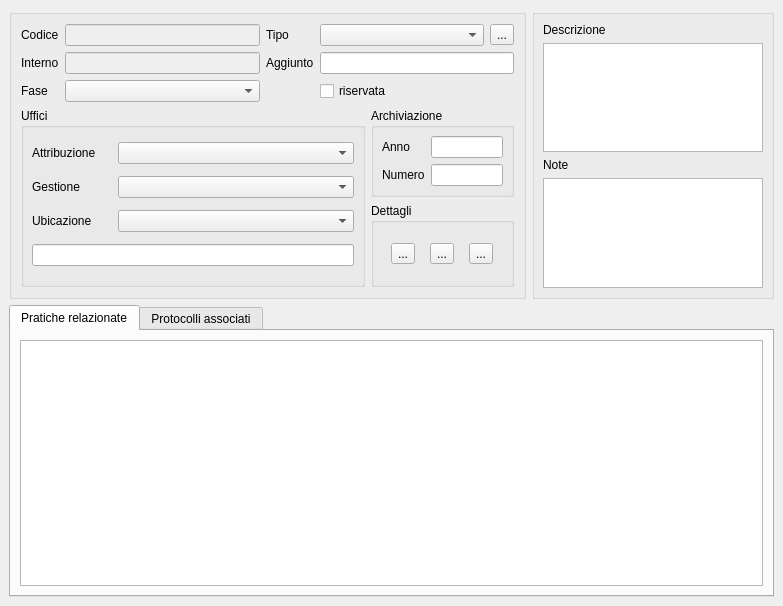
This is src/com/axiastudio/suite/pratiche/forms/pratica.ui in tizianolattisi/suitegda as Qt 5 draws it before an edit. The edited form follows.
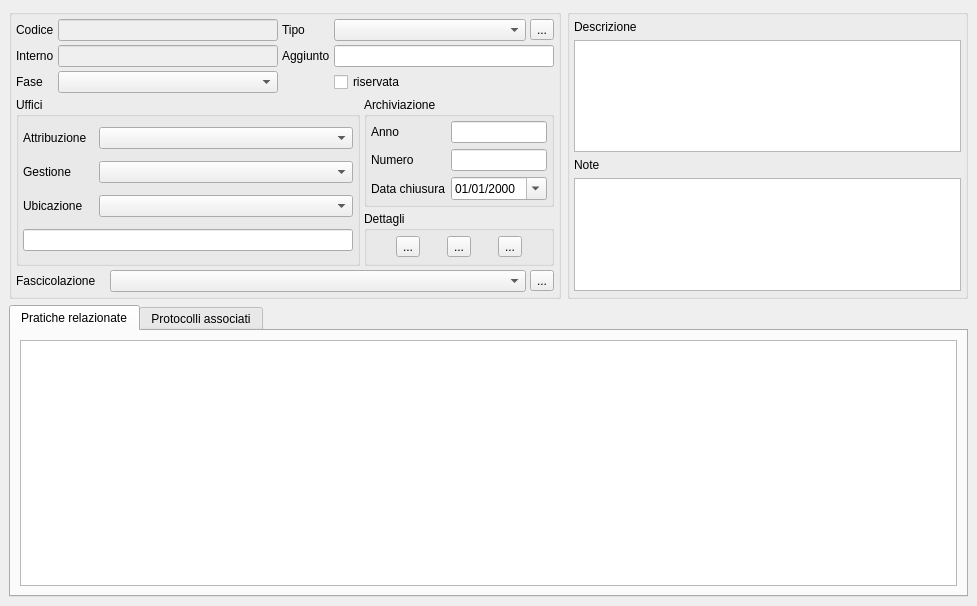
This is the edited form. Custom widgets are drawn as their Qt base class.

Commit message: Inserito campo fascicolazione + aggiustamenti grafici vari

```diff
--- a/src/com/axiastudio/suite/pratiche/forms/pratica.ui
+++ b/src/com/axiastudio/suite/pratiche/forms/pratica.ui
@@ -6,7 +6,7 @@
    <rect>
     <x>0</x>
     <y>0</y>
-    <width>783</width>
+    <width>977</width>
     <height>606</height>
    </rect>
   </property>
@@ -17,9 +17,126 @@
    <string>&gt;idpratica&lt;,&lt;descrizioner&gt;</string>
   </property>
   <widget class="QWidget" name="centralwidget">
-   <layout class="QGridLayout" name="gridLayout_5">
+   <layout class="QGridLayout" name="gridLayout_5" columnstretch="0,0">
+    <item row="1" column="0" colspan="2">
+     <widget class="QTabWidget" name="tabWidget">
+      <property name="currentIndex">
+       <number>0</number>
+      </property>
+      <widget class="QWidget" name="tab_2">
+       <attribute name="title">
+        <string>Pratiche relazionate</string>
+       </attribute>
+       <layout class="QVBoxLayout" name="verticalLayout_3">
+        <item>
+         <widget class="com.axiastudio.pypapi.ui.widgets.PyPaPiTableView" name="tableView_3">
+          <property name="entity" stdset="0">
+           <string>.dipendenzaPraticaCollection</string>
+          </property>
+          <property name="columns" stdset="0">
+           <string>&lt;predicato&gt;</string>
+          </property>
+          <property name="reference" stdset="0">
+           <string>praticadipendente</string>
+          </property>
+         </widget>
+        </item>
+       </layout>
+      </widget>
+      <widget class="QWidget" name="tab">
+       <attribute name="title">
+        <string>Protocolli associati</string>
+       </attribute>
+       <layout class="QVBoxLayout" name="verticalLayout">
+        <item>
+         <widget class="com.axiastudio.pypapi.ui.widgets.PyPaPiTableView" name="tableView_2">
+          <property name="entity" stdset="0">
+           <string>.praticaProtocolloCollection</string>
+          </property>
+          <property name="columns" stdset="0">
+           <string>&gt;originale&lt;,&lt;protocollo&gt;</string>
+          </property>
+          <property name="reference" stdset="0">
+           <string>protocollo</string>
+          </property>
+         </widget>
+        </item>
+       </layout>
+      </widget>
+     </widget>
+    </item>
+    <item row="0" column="1">
+     <widget class="QGroupBox" name="groupBox">
+      <property name="minimumSize">
+       <size>
+        <width>0</width>
+        <height>290</height>
+       </size>
+      </property>
+      <property name="maximumSize">
+       <size>
+        <width>16777215</width>
+        <height>290</height>
+       </size>
+      </property>
+      <property name="title">
+       <string/>
+      </property>
+      <layout class="QVBoxLayout" name="verticalLayout_2">
+       <property name="leftMargin">
+        <number>4</number>
+       </property>
+       <property name="topMargin">
+        <number>5</number>
+       </property>
+       <property name="rightMargin">
+        <number>4</number>
+       </property>
+       <property name="bottomMargin">
+        <number>5</number>
+       </property>
+       <item>
+        <widget class="QLabel" name="label_2">
+         <property name="text">
+          <string>Descrizione</string>
+         </property>
+        </widget>
+       </item>
+       <item>
+        <widget class="QTextEdit" name="textEdit">
+         <property name="column" stdset="0">
+          <string>descrizione</string>
+         </property>
+         <property name="search" stdset="0">
+          <bool>true</bool>
+         </property>
+         <property name="private" stdset="0">
+          <bool>true</bool>
+         </property>
+        </widget>
+       </item>
+       <item>
+        <widget class="QLabel" name="label_3">
+         <property name="text">
+          <string>Note</string>
+         </property>
+        </widget>
+       </item>
+       <item>
+        <widget class="QTextEdit" name="textEdit_2">
+         <property name="column" stdset="0">
+          <string>note</string>
+         </property>
+        </widget>
+       </item>
+      </layout>
+     </widget>
+    </item>
     <item row="0" column="0">
      <widget class="QGroupBox" name="groupBox_2">
+      <property name="enabled">
+       <bool>true</bool>
+      </property>
       <property name="minimumSize">
        <size>
         <width>0</width>
@@ -28,7 +145,7 @@
       </property>
       <property name="maximumSize">
        <size>
-        <width>800</width>
+        <width>600</width>
         <height>290</height>
        </size>
       </property>
@@ -36,6 +153,12 @@
        <string/>
       </property>
       <layout class="QGridLayout" name="gridLayout_4">
+       <property name="margin">
+        <number>4</number>
+       </property>
+       <property name="spacing">
+        <number>4</number>
+       </property>
        <item row="0" column="0" colspan="2">
         <layout class="QGridLayout" name="gridLayout_3">
          <item row="0" column="0">
@@ -133,7 +256,17 @@
           </widget>
          </item>
          <item row="2" column="1">
-          <widget class="QComboBox" name="comboBox_2"/>
+          <widget class="com.axiastudio.pypapi.ui.widgets.PyPaPiComboBox" name="comboBox_fase">
+           <property name="column" stdset="0">
+            <string>fase</string>
+           </property>
+           <property name="search" stdset="0">
+            <bool>true</bool>
+           </property>
+           <property name="export" stdset="0">
+            <bool>true</bool>
+           </property>
+          </widget>
          </item>
          <item row="2" column="3">
           <widget class="QCheckBox" name="checkBox_riservata">
@@ -160,19 +293,19 @@
          </property>
          <layout class="QGridLayout" name="gridLayout">
           <property name="margin">
-           <number>8</number>
+           <number>4</number>
           </property>
           <item row="0" column="0">
            <widget class="QLabel" name="label_8">
             <property name="minimumSize">
              <size>
-              <width>80</width>
+              <width>70</width>
               <height>0</height>
              </size>
             </property>
             <property name="maximumSize">
              <size>
-              <width>80</width>
+              <width>70</width>
               <height>16777215</height>
              </size>
             </property>
@@ -192,13 +325,13 @@
            <widget class="QLabel" name="label_9">
             <property name="minimumSize">
              <size>
-              <width>80</width>
+              <width>70</width>
               <height>0</height>
              </size>
             </property>
             <property name="maximumSize">
              <size>
-              <width>80</width>
+              <width>70</width>
               <height>16777215</height>
              </size>
             </property>
@@ -218,13 +351,13 @@
            <widget class="QLabel" name="label_10">
             <property name="minimumSize">
              <size>
-              <width>80</width>
+              <width>70</width>
               <height>0</height>
              </size>
             </property>
             <property name="maximumSize">
              <size>
-              <width>80</width>
+              <width>70</width>
               <height>16777215</height>
              </size>
             </property>
@@ -252,12 +385,18 @@
        </item>
        <item row="1" column="1">
         <widget class="QGroupBox" name="groupBox_4">
+         <property name="maximumSize">
+          <size>
+           <width>190</width>
+           <height>16777215</height>
+          </size>
+         </property>
          <property name="title">
           <string>Archiviazione</string>
          </property>
          <layout class="QGridLayout" name="gridLayout_2">
           <property name="margin">
-           <number>8</number>
+           <number>4</number>
           </property>
           <item row="0" column="0">
            <widget class="QLabel" name="label_11">
@@ -270,7 +409,7 @@
            <widget class="QLineEdit" name="lineEdit_5"/>
           </item>
           <item row="1" column="0">
-           <widget class="QLabel" name="label_12">
+           <widget class="QLabel" name="label_13">
             <property name="text">
              <string>Numero</string>
             </property>
@@ -279,6 +418,44 @@
           <item row="1" column="1">
            <widget class="QLineEdit" name="lineEdit_6"/>
           </item>
+          <item row="2" column="0">
+           <widget class="QLabel" name="label_12">
+            <property name="text">
+             <string>Data chiusura</string>
+            </property>
+           </widget>
+          </item>
+          <item row="2" column="1">
+           <widget class="com.axiastudio.pypapi.ui.widgets.PyPaPiDateEdit" name="dateEdit_datachiusura">
+            <property name="sizePolicy">
+             <sizepolicy hsizetype="Minimum" vsizetype="Fixed">
+              <horstretch>0</horstretch>
+              <verstretch>0</verstretch>
+             </sizepolicy>
+            </property>
+            <property name="minimumSize">
+             <size>
+              <width>0</width>
+              <height>0</height>
+             </size>
+            </property>
+            <property name="maximumSize">
+             <size>
+              <width>16777215</width>
+              <height>16777215</height>
+             </size>
+            </property>
+            <property name="displayFormat">
+             <string>dd/MM/yyyy</string>
+            </property>
+            <property name="calendarPopup">
+             <bool>true</bool>
+            </property>
+            <property name="column" stdset="0">
+             <string>datachiusura</string>
+            </property>
+           </widget>
+          </item>
          </layout>
         </widget>
        </item>
@@ -292,13 +469,13 @@
            <number>8</number>
           </property>
           <property name="topMargin">
-           <number>4</number>
+           <number>0</number>
           </property>
           <property name="rightMargin">
            <number>8</number>
           </property>
           <property name="bottomMargin">
-           <number>4</number>
+           <number>0</number>
           </property>
           <item>
            <widget class="QToolButton" name="toolButton">
@@ -324,128 +501,71 @@
          </layout>
         </widget>
        </item>
-      </layout>
-     </widget>
-    </item>
-    <item row="0" column="1">
-     <widget class="QGroupBox" name="groupBox">
-      <property name="minimumSize">
-       <size>
-        <width>0</width>
-        <height>290</height>
-       </size>
-      </property>
-      <property name="maximumSize">
-       <size>
-        <width>16777215</width>
-        <height>290</height>
-       </size>
-      </property>
-      <property name="title">
-       <string/>
-      </property>
-      <layout class="QVBoxLayout" name="verticalLayout_2">
-       <property name="margin">
-        <number>8</number>
-       </property>
-       <item>
-        <widget class="QLabel" name="label_2">
-         <property name="text">
-          <string>Descrizione</string>
+       <item row="3" column="0" colspan="2">
+        <layout class="QHBoxLayout" name="horizontalLayout_3">
+         <property name="spacing">
+          <number>4</number>
          </property>
-        </widget>
+         <item>
+          <widget class="QLabel" name="label_14">
+           <property name="minimumSize">
+            <size>
+             <width>90</width>
+             <height>0</height>
+            </size>
+           </property>
+           <property name="maximumSize">
+            <size>
+             <width>90</width>
+             <height>20</height>
+            </size>
+           </property>
+           <property name="text">
+            <string>Fascicolazione</string>
+           </property>
+          </widget>
+         </item>
+         <item>
+          <widget class="com.axiastudio.pypapi.ui.widgets.PyPaPiComboBox" name="comboBoxTitolario">
+           <property name="column" stdset="0">
+            <string>Fascicolo</string>
+           </property>
+           <property name="search" stdset="0">
+            <bool>true</bool>
+           </property>
+          </widget>
+         </item>
+         <item>
+          <widget class="QToolButton" name="toolButtonTitolario">
+           <property name="text">
+            <string>...</string>
+           </property>
+          </widget>
+         </item>
+        </layout>
        </item>
-       <item>
-        <widget class="QTextEdit" name="textEdit">
-         <property name="column" stdset="0">
-          <string>descrizione</string>
-         </property>
-         <property name="search" stdset="0">
-          <bool>true</bool>
-         </property>
-         <property name="private" stdset="0">
-          <bool>true</bool>
-         </property>
-        </widget>
-       </item>
-       <item>
-        <widget class="QLabel" name="label_3">
-         <property name="text">
-          <string>Note</string>
-         </property>
-        </widget>
-       </item>
-       <item>
-        <widget class="QTextEdit" name="textEdit_2">
-         <property name="column" stdset="0">
-          <string>note</string>
-         </property>
-        </widget>
-       </item>
       </layout>
      </widget>
     </item>
-    <item row="1" column="0" colspan="2">
-     <widget class="QTabWidget" name="tabWidget">
-      <property name="currentIndex">
-       <number>0</number>
-      </property>
-      <widget class="QWidget" name="tab_2">
-       <attribute name="title">
-        <string>Pratiche relazionate</string>
-       </attribute>
-       <layout class="QVBoxLayout" name="verticalLayout_3">
-        <item>
-         <widget class="com.axiastudio.pypapi.ui.widgets.PyPaPiTableView" name="tableView_3">
-          <property name="entity" stdset="0">
-           <string>.dipendenzaPraticaCollection</string>
-          </property>
-          <property name="columns" stdset="0">
-           <string>&lt;predicato&gt;</string>
-          </property>
-          <property name="reference" stdset="0">
-           <string>praticadipendente</string>
-          </property>
-         </widget>
-        </item>
-       </layout>
-      </widget>
-      <widget class="QWidget" name="tab">
-       <attribute name="title">
-        <string>Protocolli associati</string>
-       </attribute>
-       <layout class="QVBoxLayout" name="verticalLayout">
-        <item>
-         <widget class="com.axiastudio.pypapi.ui.widgets.PyPaPiTableView" name="tableView_2">
-          <property name="entity" stdset="0">
-           <string>.praticaProtocolloCollection</string>
-          </property>
-          <property name="columns" stdset="0">
-           <string>&gt;originale&lt;,&lt;protocollo&gt;</string>
-          </property>
-          <property name="reference" stdset="0">
-           <string>protocollo</string>
-          </property>
-         </widget>
-        </item>
-       </layout>
-      </widget>
-     </widget>
-    </item>
    </layout>
   </widget>
  </widget>
  <customwidgets>
-  <customwidget>
-   <class>com.axiastudio.pypapi.ui.widgets.PyPaPiTableView</class>
-   <extends>QTableView</extends>
-   <header>pypapitableview.h</header>
-  </customwidget>
   <customwidget>
    <class>com.axiastudio.pypapi.ui.widgets.PyPaPiComboBox</class>
    <extends>QComboBox</extends>
    <header>pypapicombobox.h</header>
   </customwidget>
+  <customwidget>
+   <class>com.axiastudio.pypapi.ui.widgets.PyPaPiTableView</class>
+   <extends>QTableView</extends>
+   <header>pypapitableview.h</header>
+  </customwidget>
+  <customwidget>
+   <class>com.axiastudio.pypapi.ui.widgets.PyPaPiDateEdit</class>
+   <extends>QDateEdit</extends>
+   <header>pypapidateedit.h</header>
+  </customwidget>
  </customwidgets>
  <resources/>
  <connections/>
```
Left out of the diff: 20 changed lines with no effect on the pictures. The commit also changes 3 other files.
